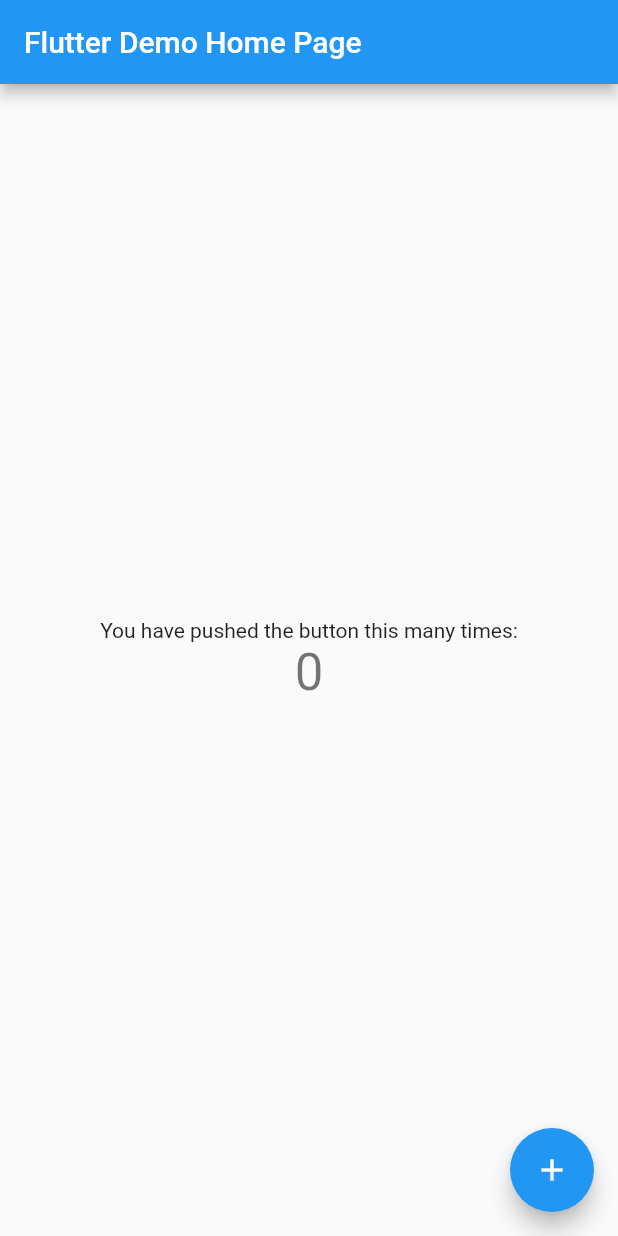
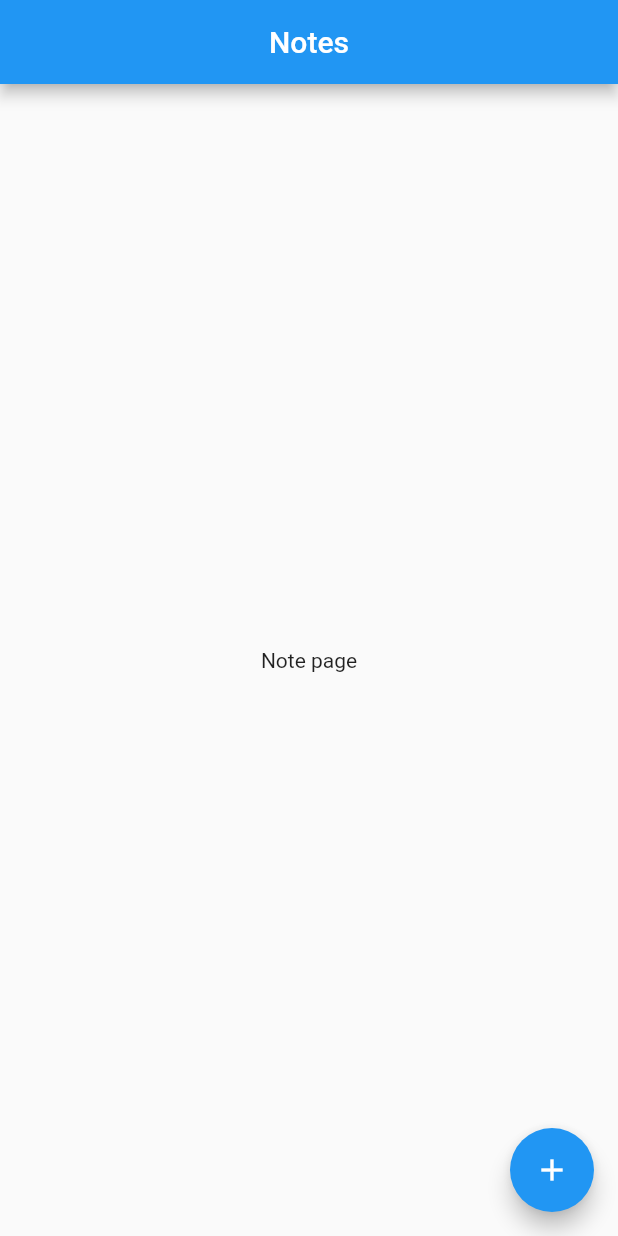
Before and after one commit to srad1292/sradford-notes, a Flutter app: the screen it shows after launch, on a phone screen of 412 x 824 dp. Run offline on Flutter 3.47's test engine with Material 2 defaults, Android fonts, the phone set to English and light mode, and no system bars; our stand-ins replace get_it, sqflite; missing offline and left inert: flutter_quill; accounts and stored records are empty.

Commit message:
Created note dao, note service, update main and app to go to app list page instead of flutter demo page.

```diff
--- a/lib/app.dart
+++ b/lib/app.dart
@@ -0,0 +1,29 @@
+import 'package:flutter/material.dart';
+import 'package:sradford_notes/modules/note/note_list_page.dart';
+
+
+class SradfordNotesApp extends StatefulWidget {
+  @override
+  _SradfordNotesAppState createState() => _SradfordNotesAppState();
+}
+
+class _SradfordNotesAppState extends State<SradfordNotesApp> {
+
+  double lastHeight = -1;
+
+  @override
+  Widget build(BuildContext context) {
+    return LayoutBuilder(
+        builder: (context, constraints) {
+          return OrientationBuilder(
+              builder: (context, orientation) {
+                return MaterialApp(
+                  title: 'Sradford Notes',
+                  home: NoteListPage(),
+                );
+              }
+          );
+        }
+    );
+  }
+}
--- a/lib/main.dart
+++ b/lib/main.dart
@@ -1,121 +1,12 @@
 import 'package:flutter/material.dart';
-import 'package:sradford_notes/modules/editor/editor-page.dart';
 
-void main() {
-  runApp(const MyApp());
+import 'app.dart';
+import 'utils/service_locator.dart';
+
+Future<void> main() async {
+  WidgetsFlutterBinding.ensureInitialized();
+
+  setupServiceLocator();
+
+  runApp(SradfordNotesApp());
 }
-
-class MyApp extends StatelessWidget {
-  const MyApp({super.key});
-
-  // This widget is the root of your application.
-  @override
-  Widget build(BuildContext context) {
-    return MaterialApp(
-      title: 'Flutter Demo',
-      theme: ThemeData(
-        // This is the theme of your application.
-        //
-        // Try running your application with "flutter run". You'll see the
-        // application has a blue toolbar. Then, without quitting the app, try
-        // changing the primarySwatch below to Colors.green and then invoke
-        // "hot reload" (press "r" in the console where you ran "flutter run",
-        // or simply save your changes to "hot reload" in a Flutter IDE).
-        // Notice that the counter didn't reset back to zero; the application
-        // is not restarted.
-        primarySwatch: Colors.blue,
-      ),
-      home: const MyHomePage(title: 'Flutter Demo Home Page'),
-    );
-  }
-}
-
-class MyHomePage extends StatefulWidget {
-  const MyHomePage({super.key, required this.title});
-
-  // This widget is the home page of your application. It is stateful, meaning
-  // that it has a State object (defined below) that contains fields that affect
-  // how it looks.
-
-  // This class is the configuration for the state. It holds the values (in this
-  // case the title) provided by the parent (in this case the App widget) and
-  // used by the build method of the State. Fields in a Widget subclass are
-  // always marked "final".
-
-  final String title;
-
-  @override
-  State<MyHomePage> createState() => _MyHomePageState();
-}
-
-class _MyHomePageState extends State<MyHomePage> {
-  int _counter = 0;
-
-  void _incrementCounter() {
-    setState(() {
-      // This call to setState tells the Flutter framework that something has
-      // changed in this State, which causes it to rerun the build method below
-      // so that the display can reflect the updated values. If we changed
-      // _counter without calling setState(), then the build method would not be
-      // called again, and so nothing would appear to happen.
-      _counter++;
-    });
-  }
-
-  @override
-  Widget build(BuildContext context) {
-    // This method is rerun every time setState is called, for instance as done
-    // by the _incrementCounter method above.
-    //
-    // The Flutter framework has been optimized to make rerunning build methods
-    // fast, so that you can just rebuild anything that needs updating rather
-    // than having to individually change instances of widgets.
-    return Scaffold(
-      appBar: AppBar(
-        // Here we take the value from the MyHomePage object that was created by
-        // the App.build method, and use it to set our appbar title.
-        title: Text(widget.title),
-      ),
-      body: Center(
-        // Center is a layout widget. It takes a single child and positions it
-        // in the middle of the parent.
-        child: Column(
-          // Column is also a layout widget. It takes a list of children and
-          // arranges them vertically. By default, it sizes itself to fit its
-          // children horizontally, and tries to be as tall as its parent.
-          //
-          // Invoke "debug painting" (press "p" in the console, choose the
-          // "Toggle Debug Paint" action from the Flutter Inspector in Android
-          // Studio, or the "Toggle Debug Paint" command in Visual Studio Code)
-          // to see the wireframe for each widget.
-          //
-          // Column has various properties to control how it sizes itself and
-          // how it positions its children. Here we use mainAxisAlignment to
-          // center the children vertically; the main axis here is the vertical
-          // axis because Columns are vertical (the cross axis would be
-          // horizontal).
-          mainAxisAlignment: MainAxisAlignment.center,
-          children: <Widget>[
-            const Text(
-              'You have pushed the button this many times:',
-            ),
-            Text(
-              '$_counter',
-              style: Theme.of(context).textTheme.headlineMedium,
-            ),
-          ],
-        ),
-      ),
-      floatingActionButton: FloatingActionButton(
-        onPressed: () => Navigator.of(context)
-            .push(
-              MaterialPageRoute(
-                builder: (context) => EditorPage(),
-              ),
-            ),
-        tooltip: 'Increment',
-        child: const Icon(Icons.add),
-      ), // This trailing comma makes auto-formatting nicer for build methods.
-    );
-  }
-}
--- a/lib/modules/note/note.dart
+++ b/lib/modules/note/note.dart
@@ -3,7 +3,7 @@
 class Note {
   String content = '';
   String createdAt = '';
-  String noteId = '';
+  int? noteId;
   String raw = '';
   String title = '';
   String updatedAt = '';
@@ -39,6 +39,16 @@
     updatedAt = json[DatabaseColumn.UpdatedAt];
   }
 
+  Map<String, dynamic> toPersistence() =>
+  {
+    DatabaseColumn.Content: content,
+    DatabaseColumn.CreatedAt: createdAt,
+    DatabaseColumn.NoteId: noteId,
+    DatabaseColumn.Raw: raw,
+    DatabaseColumn.Title: title,
+    DatabaseColumn.UpdatedAt: updatedAt,
+  };
+
   void setUpdatedAtToNow() {
     updatedAt = new DateTime.now().toIso8601String();
   }
--- /dev/null
+++ b/lib/modules/note/note_dao.dart
@@ -0,0 +1,64 @@
+import 'package:sqflite/sqflite.dart';
+import 'package:sradford_notes/persistance/database_column.dart';
+
+import '../../persistance/database.dart';
+import '../../persistance/database_table.dart';
+import 'note.dart';
+
+class NoteDao {
+
+  NoteDao();
+
+  Future<int?> addOrUpdateNote(Note note) async {
+    try {
+      Database? db = await (DBProvider.db.database);
+      int? rowCount = await db?.insert(DatabaseTable.Note, note.toPersistence(), conflictAlgorithm: ConflictAlgorithm.replace);
+      return rowCount;
+    } on Exception catch (e) {
+      print("Error adding or replacing note");
+      print(e.toString());
+      return -1;
+    }
+  }
+
+  Future<Note?> getNoteById({int noteId = 0}) async {
+    if(noteId <= 0) { return null; }
+
+    Database? db = await DBProvider.db.database;
+    try {
+      List<Map<String, dynamic>>? dbNote = await db?.query(DatabaseTable.Note, where: "${DatabaseColumn.NoteId} = ?", whereArgs: [noteId], limit: 1);
+      if(dbNote != null && dbNote.length > 0) {
+        return Note.fromPersistence(dbNote[0]);
+      } else {
+        return null;
+      }
+    } on Exception catch (e) {
+      print("Error getting note by ID: $noteId");
+      print(e.toString());
+      return null;
+    }
+  }
+
+  Future<List<Note>?> getAllNotes({String noteSearch = ''}) async {
+    Database? db = await DBProvider.db.database;
+    try {
+      List<Map<String, dynamic>>? dbNotes = await db?.query(
+          DatabaseTable.Note,
+          where: "${DatabaseColumn.Title} like ?",
+          whereArgs: ["%${noteSearch.toLowerCase()}%"]
+      );
+      if(dbNotes != null && dbNotes.length > 0) {
+        return List.generate(dbNotes.length, (index) {
+          return Note.fromPersistence(dbNotes[index]);
+        });
+      } else {
+        return [];
+      }
+    } catch(error) {
+      print("Error in get all notes");
+      print(error.toString());
+      return null;
+    }
+
+  }
+}
--- /dev/null
+++ b/lib/modules/note/note_list_page.dart
@@ -0,0 +1,41 @@
+import 'package:flutter/material.dart';
+
+import '../editor/editor-page.dart';
+
+class NoteListPage extends StatefulWidget {
+  const NoteListPage({Key? key}) : super(key: key);
+
+  @override
+  State<NoteListPage> createState() => _NoteListPageState();
+}
+
+class _NoteListPageState extends State<NoteListPage> {
+  @override
+  Widget build(BuildContext context) {
+    return Scaffold(
+      appBar: AppBar(
+        title: Text("Notes"),
+        centerTitle: true,
+      ),
+      body: _buildBody(),
+      floatingActionButton: FloatingActionButton(
+        child: Icon(Icons.add),
+        onPressed: () {
+          Navigator.of(context).push(
+            MaterialPageRoute(
+              builder: (context) => EditorPage(),
+            ),
+          );
+        },
+      ),
+    );
+  }
+
+  Widget _buildBody() {
+    return SafeArea(
+      child: Center(
+        child: Text("Note page")
+      ),
+    );
+  }
+}
--- /dev/null
+++ b/lib/modules/note/note_service.dart
@@ -0,0 +1,23 @@
+import 'package:sradford_notes/modules/note/note.dart';
+import 'package:sradford_notes/modules/note/note_dao.dart';
+
+class NoteService {
+
+  NoteService();
+
+  Future<bool> addOrUpdateNote(Note note) async {
+    NoteDao noteDao = new NoteDao();
+    int? rowCount = await noteDao.addOrUpdateNote(note);
+    return (rowCount ?? 0) > 0;
+  }
+
+  Future<Note?> getNoteById(int noteId) async {
+    NoteDao noteDao = new NoteDao();
+    return await noteDao.getNoteById(noteId: noteId);
+  }
+
+  Future<List<Note>?> getAllNotes({String noteSearch = ''}) async {
+    NoteDao noteDao = new NoteDao();
+    return await noteDao.getAllNotes(noteSearch: noteSearch);
+  }
+}
--- a/lib/persistance/database.dart
+++ b/lib/persistance/database.dart
@@ -46,7 +46,7 @@
 
   String _getNoteScheme() {
     return "CREATE TABLE ${DatabaseTable.Note} ("
-        "${DatabaseColumn.NoteId} TEXT PRIMARY KEY,"
+        "${DatabaseColumn.NoteId} INTEGER PRIMARY KEY,"
         "${DatabaseColumn.Content} TEXT,"
         "${DatabaseColumn.CreatedAt} TEXT,"
         "${DatabaseColumn.Raw} TEXT,"
--- a/pubspec.yaml
+++ b/pubspec.yaml
@@ -32,6 +32,7 @@
     sdk: flutter
   flutter_quill: 7.2.7
   sqflite: 2.2.8+4
+  get_it: 7.6.0
 
 
   # The following adds the Cupertino Icons font to your application.
```
Also changed, not shown: lib/utils/service_locator.dart (added, +8 -0 lines), pubspec.lock, 1 other file.
